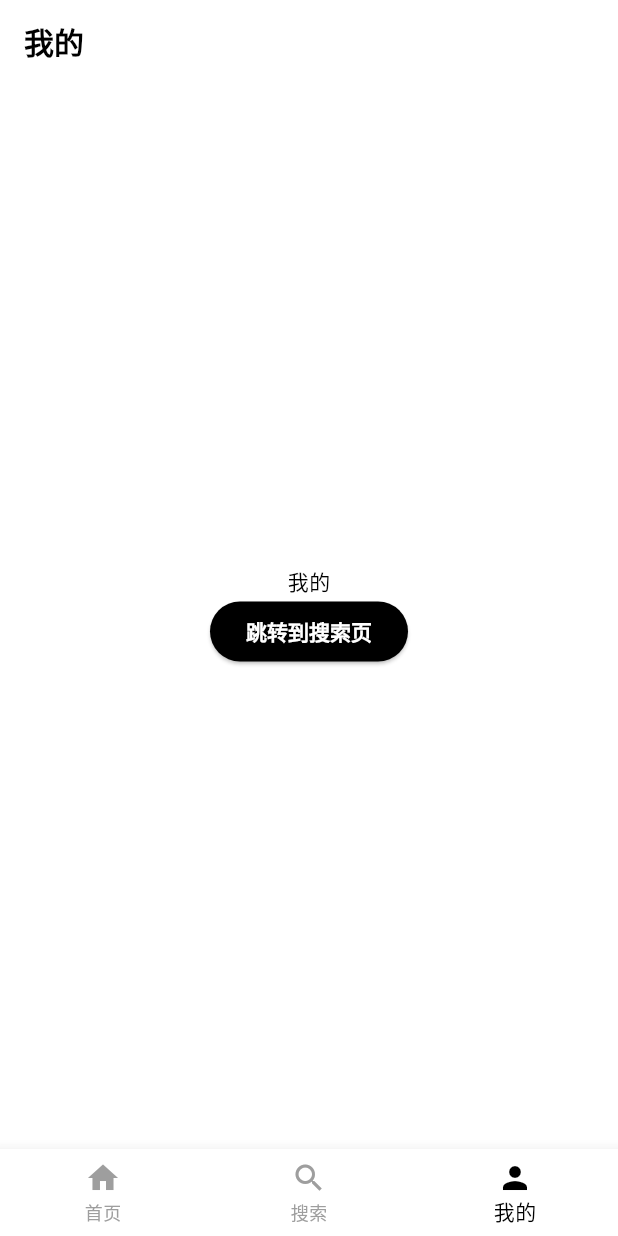
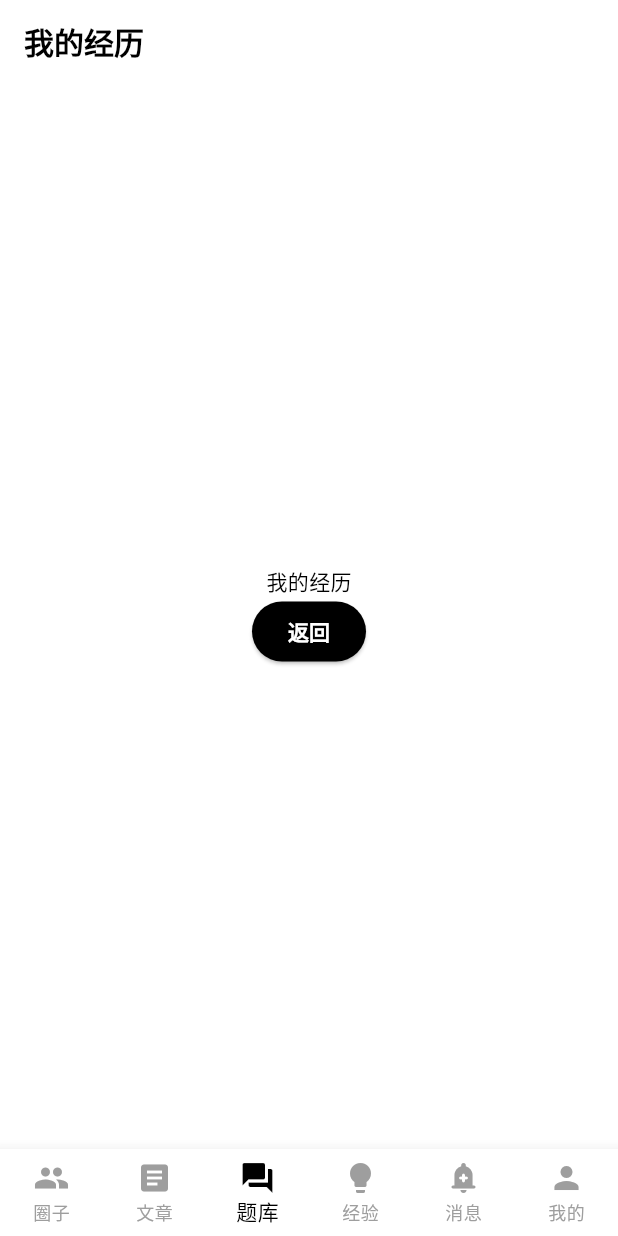
Before and after one commit to Xi-Yuer/CoderHubApp, a Flutter app: the screen it shows after launch, item 3 of the bottom bar chosen, on a phone screen of 412 x 824 dp. Run offline on Flutter 3.47's test engine with Material 3 defaults, Android fonts, the phone set to English and light mode, and no system bars; our stand-ins replace dio, flutter_swiper_view, pull_to_refresh; missing offline and left inert: flutter_inappwebview; network calls fail.

Commit message:
feat(dev): 重构底部导航栏并添加新功能页面
-重新定义了底部导航栏的结构，增加了圈子、文章、题库、经验、消息等新功能- 新增了对应的页面组件，包括 ArticlesPage、BankPage、ExperiencesPage、MessagePage 等
- 更新了路由配置，支持新的页面导航
- 优化了主题样式，调整了底部导航栏的显示效果
- 重构了部分组件，以适应新的功能需求

```diff
--- a/lib/constant/app_route_path.dart
+++ b/lib/constant/app_route_path.dart
@@ -1,7 +1,10 @@
 class AppRoutePath {
   static const String index = '/';
-  static const String home = '/home';
-  static const String search = '/search';
-  static const String my = '/my';
+  static const String coterie = '/coterie';
+  static const String article = '/article';
+  static const String bank = '/bank';
+  static const String experiences = '/experiences';
+  static const String message = '/message';
+  static const String my = '/user';
   static const String webView = '/webView';
 }
--- a/lib/constant/app_string.dart
+++ b/lib/constant/app_string.dart
@@ -1,3 +1,20 @@
 class AppStrings {
   static final String appName = 'CoderHub';
+  static final String coterieTabBarString = '圈子';
+  static final String articlesTabBarString = '文章';
+  static final String experiencesTabBarString = '经验';
+  static final String bankTabBarString = '题库';
+  static final String messageTabBarString = '消息';
+  static final String userTabBarString = '我的';
+  static final String pageNotFond = '页面不存在';
+  static final String pullToRefresh = '下拉可以刷新';
+  static final String releaseToRefresh = '松手立即刷新';
+  static final String refreshing = '正在刷新中...';
+  static final String refreshComplete = '刷新完成';
+  static final String refreshFailed = '刷新失败';
+  static final String loadMore = '上拉加载更多';
+  static final String loadMoreLoading = '正在加载中...';
+  static final String loadMoreComplete = '加载完成';
+  static final String loadMoreFailed = '加载失败,请重试';
+  static final String loadMoreNoMore = '没有更多数据了';
 }
--- /dev/null
+++ b/lib/pages/article/index.dart
@@ -0,0 +1,18 @@
+import 'package:flutter/material.dart';
+
+class ArticlesPage extends StatefulWidget {
+  const ArticlesPage({super.key});
+
+  @override
+  State<ArticlesPage> createState() => _ArticlesPageState();
+}
+
+class _ArticlesPageState extends State<ArticlesPage> {
+  @override
+  Widget build(BuildContext context) {
+    return Scaffold(
+      appBar: AppBar(title: const Text('文章')),
+      body: const Center(child: Text('文章')),
+    );
+  }
+}
--- /dev/null
+++ b/lib/pages/experiences/index.dart
@@ -0,0 +1,31 @@
+import 'package:flutter/material.dart';
+
+class ExperiencesPage extends StatefulWidget {
+  const ExperiencesPage({super.key});
+
+  @override
+  State<ExperiencesPage> createState() => _ExperiencesStatePage();
+}
+
+class _ExperiencesStatePage extends State<ExperiencesPage> {
+  @override
+  Widget build(BuildContext context) {
+    return Scaffold(
+      appBar: AppBar(title: const Text('我的经历')),
+      body: Center(
+        child: Column(
+          mainAxisAlignment: MainAxisAlignment.center,
+          children: <Widget>[
+            const Text('我的经历'),
+            ElevatedButton(
+              onPressed: () {
+                Navigator.pop(context);
+              },
+              child: const Text('返回'),
+            ),
+          ],
+        ),
+      ),
+    );
+  }
+}
--- a/lib/pages/index.dart
+++ b/lib/pages/index.dart
@@ -1,7 +1,11 @@
+import 'package:demo/constant/app_string.dart';
 import 'package:demo/global/index.dart';
-import 'package:demo/pages/home/page.dart';
-import 'package:demo/pages/my/index.dart';
-import 'package:demo/pages/search/index.dart';
+import 'package:demo/pages/article/index.dart';
+import 'package:demo/pages/bank/index.dart';
+import 'package:demo/pages/coterie/page.dart';
+import 'package:demo/pages/experiences/index.dart';
+import 'package:demo/pages/message/index.dart';
+import 'package:demo/pages/user/index.dart';
 import 'package:flutter/material.dart';
 
 class IndexPage extends StatefulWidget {
@@ -15,7 +19,14 @@ class IndexPageState extends State<IndexPage> {
   int _currentIndex = 0;
 
   // 用于保持每个 tab 页面的状态
-  final List<Widget> _pages = [HomePage("首页"), SearchPage(), MyPage()];
+  final List<Widget> _pages = [
+    CoteriePage(),
+    ArticlesPage(),
+    ExperiencesPage(),
+    BankPage(),
+    MessagePage(),
+    UserPage(),
+  ];
 
   @override
   void initState() {
@@ -39,7 +50,13 @@ class IndexPageState extends State<IndexPage> {
   Widget build(BuildContext context) {
     return Scaffold(
       body: IndexedStack(index: _currentIndex, children: _pages),
-      bottomNavigationBar: BottomNavigationBar(
+      bottomNavigationBar: Theme(
+        data: Theme.of(context).copyWith(
+          splashFactory: NoSplash.splashFactory,
+          highlightColor: Colors.transparent, // 去除点击高亮
+          splashColor: Colors.transparent, // 去除点击水波纹
+        ),
+        child: BottomNavigationBar(
           type: BottomNavigationBarType.fixed,
           currentIndex: _currentIndex,
           selectedItemColor: Colors.black,
@@ -49,11 +66,34 @@ class IndexPageState extends State<IndexPage> {
               tabIndexNotifier.value = index;
             });
           },
-        items: const [
-          BottomNavigationBarItem(icon: Icon(Icons.home), label: '首页'),
-          BottomNavigationBarItem(icon: Icon(Icons.search), label: '搜索'),
-          BottomNavigationBarItem(icon: Icon(Icons.person), label: '我的'),
+          // 圈子、文章、题库、经验、消息、我的
+          items: [
+            BottomNavigationBarItem(
+              icon: const Icon(Icons.group),
+              label: AppStrings.coterieTabBarString,
+            ),
+            BottomNavigationBarItem(
+              icon: Icon(Icons.article),
+              label: AppStrings.articlesTabBarString,
+            ),
+            BottomNavigationBarItem(
+              icon: Icon(Icons.question_answer),
+              label: AppStrings.bankTabBarString,
+            ),
+            BottomNavigationBarItem(
+              icon: Icon(Icons.lightbulb),
+              label: AppStrings.experiencesTabBarString,
+            ),
+            BottomNavigationBarItem(
+              icon: Icon(Icons.add_alert_rounded),
+              label: AppStrings.messageTabBarString,
+            ),
+            BottomNavigationBarItem(
+              icon: Icon(Icons.person),
+              label: AppStrings.userTabBarString,
+            ),
           ],
+        ),
       ),
     );
   }
--- a/lib/pages/search/index.dart
+++ /dev/null
@@ -1,18 +0,0 @@
-import 'package:flutter/material.dart';
-
-class SearchPage extends StatefulWidget {
-  const SearchPage({super.key});
-
-  @override
-  State<SearchPage> createState() => _SearchPageState();
-}
-
-class _SearchPageState extends State<SearchPage> {
-  @override
-  Widget build(BuildContext context) {
-    return Scaffold(
-      appBar: AppBar(title: const Text('搜索')),
-      body: const Center(child: Text('搜索')),
-    );
-  }
-}
--- a/lib/pages/my/index.dart
+++ b/lib/pages/user/index.dart
@@ -1,14 +1,14 @@
 import 'package:demo/global/index.dart';
 import 'package:flutter/material.dart';
 
-class MyPage extends StatefulWidget {
-  const MyPage({super.key});
+class UserPage extends StatefulWidget {
+  const UserPage({super.key});
 
   @override
-  State<MyPage> createState() => _MyPageState();
+  State<UserPage> createState() => _UserPageState();
 }
 
-class _MyPageState extends State<MyPage> {
+class _UserPageState extends State<UserPage> {
   @override
   Widget build(BuildContext context) {
     return Scaffold(
--- a/lib/route/index.dart
+++ b/lib/route/index.dart
@@ -1,33 +1,51 @@
 import 'package:demo/constant/app_route_path.dart';
-import 'package:demo/pages/home/page.dart';
+import 'package:demo/constant/app_string.dart';
+import 'package:demo/pages/article/index.dart';
+import 'package:demo/pages/bank/index.dart';
+import 'package:demo/pages/coterie/page.dart';
+import 'package:demo/pages/experiences/index.dart';
 import 'package:demo/pages/index.dart';
-import 'package:demo/pages/my/index.dart';
-import 'package:demo/pages/search/index.dart';
+import 'package:demo/pages/message/index.dart';
+import 'package:demo/pages/user/index.dart';
 import 'package:demo/pages/webView/index.dart';
 import 'package:flutter/material.dart';
 
+final Map<String, WidgetBuilder> routes = {
+  AppRoutePath.index: (_) => IndexPage(),
+  AppRoutePath.coterie: (_) => const CoteriePage(),
+  AppRoutePath.article: (_) => const ArticlesPage(),
+  AppRoutePath.experiences: (_) => const ExperiencesPage(),
+  AppRoutePath.bank: (_) => const BankPage(),
+  AppRoutePath.message: (_) => const MessagePage(),
+  AppRoutePath.my: (_) => const UserPage(),
+};
+
 Route<dynamic>? onGenerateRoute(RouteSettings settings) {
-  switch (settings.name) {
-    case AppRoutePath.index:
-      return MaterialPageRoute(builder: (_) => IndexPage());
-    case AppRoutePath.home:
-      return MaterialPageRoute(builder: (_) => const HomePage("首页"));
-    case AppRoutePath.webView:
-      final args = settings.arguments as Map<String, dynamic>;
+  final dynamicRoute = _handleDynamicRoutes(settings);
+  if (dynamicRoute != null) return dynamicRoute;
+
+  final builder = routes[settings.name];
+  if (builder != null) {
+    return MaterialPageRoute(builder: builder);
+  }
+
+  return MaterialPageRoute(
+    builder:
+        (_) => Scaffold(
+          appBar: AppBar(title: Text(AppStrings.pageNotFond)),
+          body: SafeArea(child: Center(child: Text(AppStrings.pageNotFond))),
+        ),
+  );
+}
+
+Route<dynamic>? _handleDynamicRoutes(RouteSettings settings) {
+  if (settings.name == AppRoutePath.webView) {
+    final args = settings.arguments as Map<String, dynamic>?;
+    if (args != null && args.containsKey('articleItem')) {
       return MaterialPageRoute(
         builder: (_) => WebViewPage(articleItem: args['articleItem']),
       );
-    case AppRoutePath.search:
-      return MaterialPageRoute(builder: (_) => const SearchPage());
-    case AppRoutePath.my:
-      return MaterialPageRoute(builder: (_) => const MyPage());
-    default:
-      return MaterialPageRoute(
-        builder:
-            (_) => Scaffold(
-              appBar: AppBar(title: Text('页面不存在')),
-              body: SafeArea(child: Center(child: Text("页面不存在"))),
-            ),
-      );
+    }
   }
+  return null;
 }
```
Also changed, not shown: lib/pages/bank/index.dart (added, +26 -0 lines), lib/pages/coterie/page.dart (renamed from lib/pages/home/page.dart, +15 -16 lines), lib/pages/message/index.dart (added, +31 -0 lines), lib/pages/position/index.dart (added, +23 -0 lines), lib/theme/index.dart (line endings or trailing spaces). Lines whose indentation alone changed are shown as unchanged.
